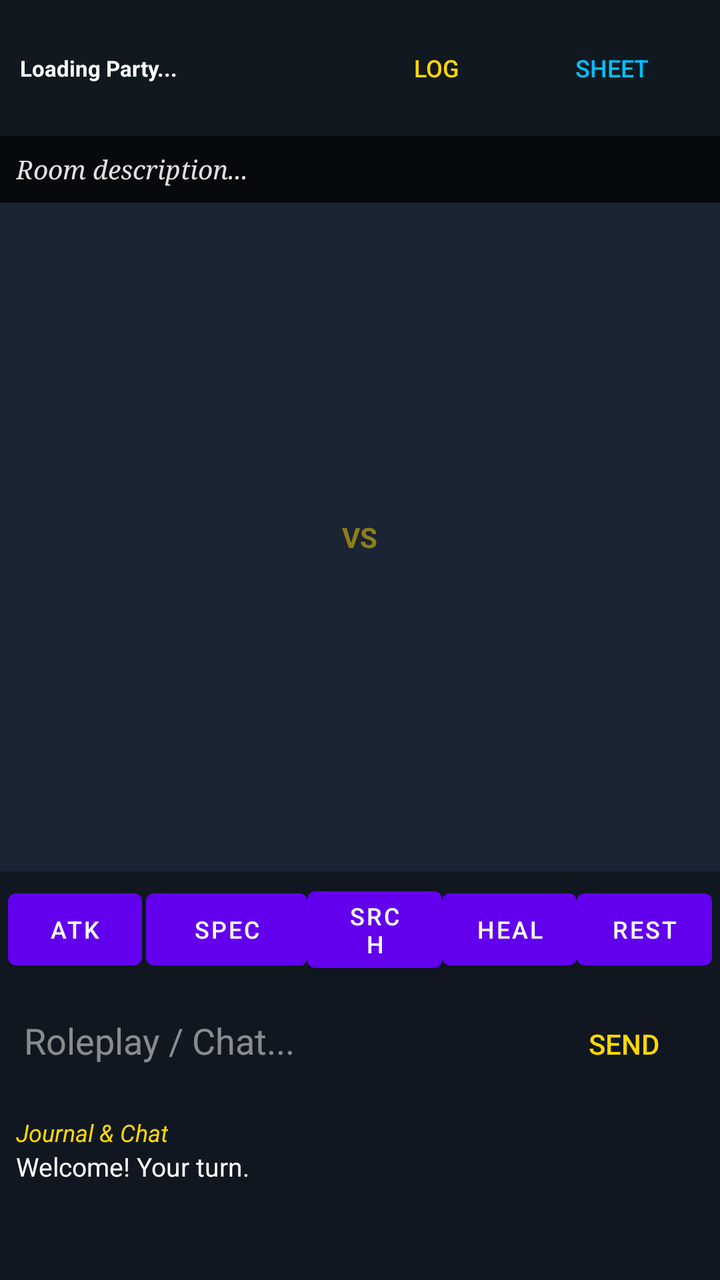
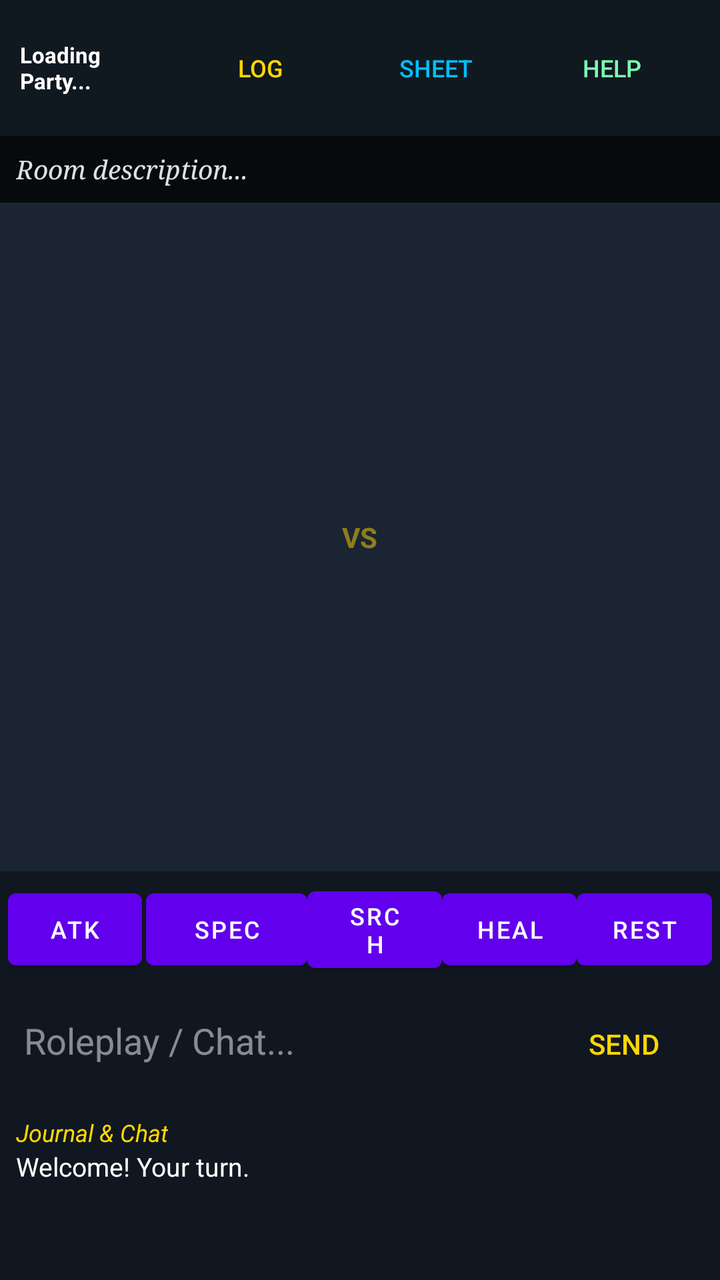

Before-and-after screenshots of an Android layout around one commit, followed by the original layout XML and the change that was made.
<!-- AndroidManifest.xml: activity theme Theme.DnDBeginnerRemote -->
<!-- res/layout/activity_main.xml -->
<?xml version="1.0" encoding="utf-8"?>
<RelativeLayout xmlns:android="http://schemas.android.com/apk/res/android"
    android:layout_width="match_parent"
    android:layout_height="match_parent"
    android:background="#121820">

    <LinearLayout
        android:id="@+id/topBar"
        android:layout_width="match_parent"
        android:layout_height="wrap_content"
        android:orientation="horizontal"
        android:padding="10dp"
        android:background="#E0101820"
        android:layout_alignParentTop="true"
        android:gravity="center_vertical">

        <TextView
            android:id="@+id/playerStatusText"
            android:layout_width="0dp"
            android:layout_height="wrap_content"
            android:layout_weight="1"
            android:text="Loading Party..."
            android:textColor="#FFFFFF"
            android:textSize="11sp"
            android:textStyle="bold"
            android:maxLines="5" />

        <Button
            android:id="@+id/btnJournal"
            android:layout_width="wrap_content"
            android:layout_height="wrap_content"
            android:text="Log"
            style="?android:attr/borderlessButtonStyle"
            android:textColor="#FFD700"
            android:textSize="12sp"/>

        <Button
            android:id="@+id/btnSheet"
            android:layout_width="wrap_content"
            android:layout_height="wrap_content"
            android:text="Sheet"
            style="?android:attr/borderlessButtonStyle"
            android:textColor="#00BFFF"
            android:textSize="12sp"/>
    </LinearLayout>

    <TextView
        android:id="@+id/roomDescText"
        android:layout_width="match_parent"
        android:layout_height="wrap_content"
        android:layout_below="@id/topBar"
        android:background="#99000000"
        android:padding="8dp"
        android:text="Room description..."
        android:textColor="#E0E0E0"
        android:textSize="13sp"
        android:fontFamily="serif"
        android:textStyle="italic" />

    
    <LinearLayout
        android:id="@+id/battleArena"
        android:layout_width="match_parent"
        android:layout_height="match_parent"
        android:layout_below="@id/roomDescText"
        android:layout_above="@id/bottomControls"
        android:orientation="horizontal"
        android:padding="8dp"
        android:gravity="center"
        android:background="#FF1A2433">

        <LinearLayout
            android:id="@+id/partyColumn"
            android:layout_width="0dp"
            android:layout_height="match_parent"
            android:layout_weight="1"
            android:orientation="vertical"
            android:gravity="center_vertical|start" />

        <TextView
            android:layout_width="wrap_content"
            android:layout_height="wrap_content"
            android:text="VS"
            android:textColor="#80FFD700"
            android:textStyle="bold"
            android:padding="8dp" />

        <LinearLayout
            android:id="@+id/enemyColumn"
            android:layout_width="0dp"
            android:layout_height="match_parent"
            android:layout_weight="1"
            android:orientation="vertical"
            android:gravity="center_vertical|end" />
    </LinearLayout>

    <LinearLayout
        android:id="@+id/bottomControls"
        android:layout_width="match_parent"
        android:layout_height="wrap_content"
        android:layout_alignParentBottom="true"
        android:orientation="vertical"
        android:background="#F0101820">

        <LinearLayout
            android:layout_width="match_parent"
            android:layout_height="wrap_content"
            android:orientation="horizontal"
            android:padding="4dp"
            android:gravity="center">

            <Button android:id="@+id/btnAttack" android:layout_width="0dp" android:layout_height="wrap_content" android:layout_weight="1" android:text="Atk" android:textSize="12sp" />
            <Button android:id="@+id/id_spacer1" android:layout_width="2dp" android:layout_height="match_parent" android:visibility="invisible"/>
            <Button android:id="@+id/btnSpecial" android:layout_width="0dp" android:layout_height="wrap_content" android:layout_weight="1.2" android:text="Spec" android:textSize="12sp" />
            <Button android:id="@+id/btnInteract" android:layout_width="0dp" android:layout_height="wrap_content" android:layout_weight="1" android:text="Srch" android:textSize="12sp" />
            <Button android:id="@+id/btnHeal" android:layout_width="0dp" android:layout_height="wrap_content" android:layout_weight="1" android:text="Heal" android:textSize="12sp" />
            <Button android:id="@+id/btnRest" android:layout_width="0dp" android:layout_height="wrap_content" android:layout_weight="1" android:text="Rest" android:textSize="12sp" />
            <Button android:id="@+id/btnReset" android:layout_width="wrap_content" android:layout_height="wrap_content" android:text="Reset" android:visibility="gone" />
        </LinearLayout>

        <LinearLayout
            android:layout_width="match_parent"
            android:layout_height="wrap_content"
            android:orientation="horizontal"
            android:padding="4dp">
            <EditText
                android:id="@+id/chatInput"
                android:layout_width="0dp"
                android:layout_height="wrap_content"
                android:layout_weight="1"
                android:hint="Roleplay / Chat..."
                android:textColor="#FFFFFF"
                android:textColorHint="#80FFFFFF"
                android:background="@android:color/transparent"
                android:padding="8dp"/>
            <Button
                android:id="@+id/btnSendChat"
                android:layout_width="wrap_content"
                android:layout_height="wrap_content"
                android:text="Send"
                style="?android:attr/borderlessButtonStyle"
                android:textColor="#FFD700"/>
        </LinearLayout>

        <LinearLayout
            android:layout_width="match_parent"
            android:layout_height="90dp"
            android:orientation="vertical"
            android:padding="8dp">
            <TextView
                android:layout_width="wrap_content"
                android:layout_height="wrap_content"
                android:text="Journal &amp; Chat"
                android:textColor="#FFD700"
                android:textSize="12sp"
                android:textStyle="italic" />
            <ScrollView
                android:id="@+id/logScrollView"
                android:layout_width="match_parent"
                android:layout_height="match_parent">
                <TextView
                    android:id="@+id/combatLogText"
                    android:layout_width="match_parent"
                    android:layout_height="wrap_content"
                    android:text="Welcome! Your turn."
                    android:textColor="#FFFFFF"
                    android:textSize="13sp" />
            </ScrollView>
        </LinearLayout>
    </LinearLayout>
</RelativeLayout>
<!-- resources referenced by this layout -->
<resources>
  <style name="Theme.DnDBeginnerRemote" parent="Theme.MaterialComponents.DayNight.NoActionBar">
          <item name="colorPrimary">@color/purple_500</item>
          <item name="colorPrimaryVariant">@color/purple_700</item>
          <item name="colorOnPrimary">@color/white</item>
          <item name="colorSecondary">@color/teal_200</item>
          <item name="colorSecondaryVariant">@color/teal_700</item>
          <item name="colorOnSecondary">@color/black</item>
          <item name="android:statusBarColor">#101820</item>
          <item name="android:windowBackground">#121820</item>
          <item name="android:navigationBarColor">#101820</item>
      </style>
  <color name="purple_500">#FF6200EE</color>
  <color name="purple_700">#FF3700B3</color>
  <color name="white">#FFFFFFFF</color>
  <color name="teal_200">#FF03DAC5</color>
  <color name="teal_700">#FF018786</color>
  <color name="black">#FF000000</color>
</resources>

<!-- the commit's change to res/layout/activity_main.xml (unified diff, before → after) -->
@@ -41,6 +41,15 @@
             android:text="Sheet"
             style="?android:attr/borderlessButtonStyle"
             android:textColor="#00BFFF"
+            android:textSize="12sp"/>
+
+        <Button
+            android:id="@+id/btnHelp"
+            android:layout_width="wrap_content"
+            android:layout_height="wrap_content"
+            android:text="Help"
+            style="?android:attr/borderlessButtonStyle"
+            android:textColor="#7CFFB2"
             android:textSize="12sp"/>
     </LinearLayout>
 
